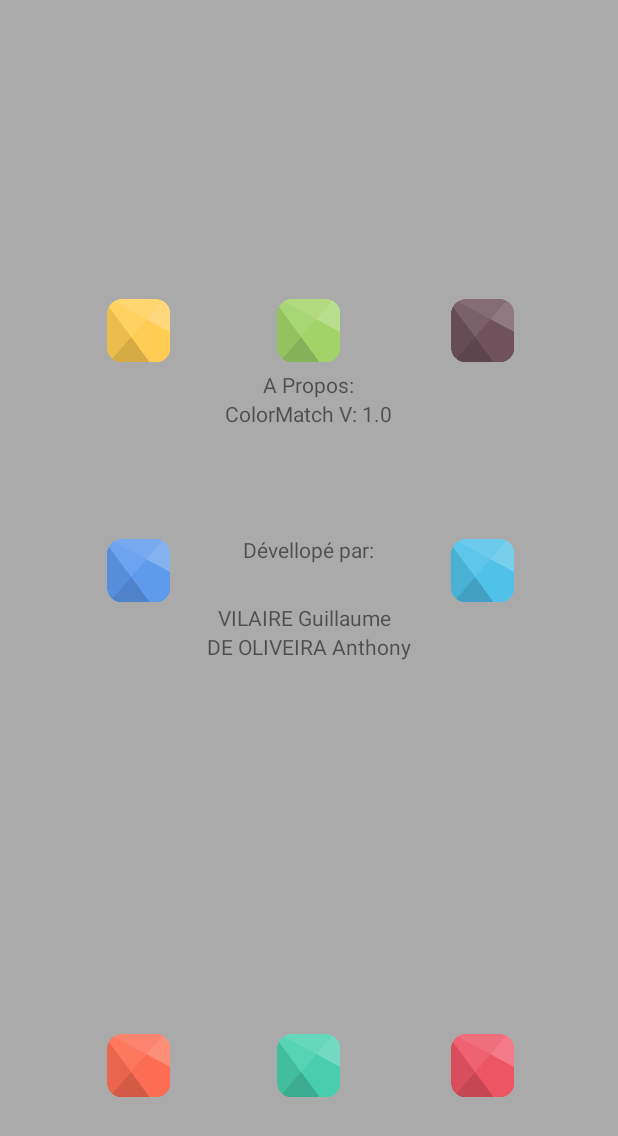
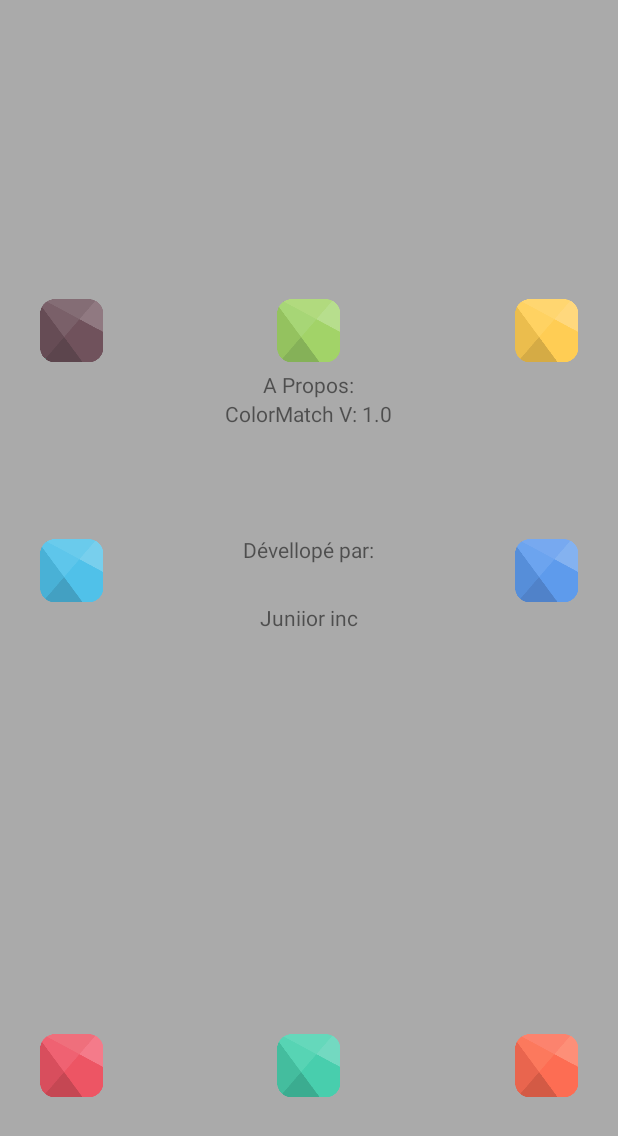
Before and after one commit to Juniior77/ColorMatch, an Android app: the layout popapropos.xml on its own in the app's theme, with its tools: preview values and no code run, on a phone screen of 412 x 824 dp. Shown: the top 1136 px of the screen. Run offline under Robolectric (Android 15) with nearby library versions, the phone set to English and light mode, and no system bars.

Commit message:
Pub + icone + game over revu

```diff
--- a/app/src/main/AndroidManifest.xml
+++ b/app/src/main/AndroidManifest.xml
@@ -2,7 +2,7 @@
 <manifest xmlns:android="http://schemas.android.com/apk/res/android"
     package="pariseight.colormatch"
     android:versionCode="1"
-    android:versionName="1.0">
+    android:versionName="1.0 Alpha">
     <uses-permission android:name="android.permission.INTERNET"/>
     <uses-permission android:name="android.permission.ACCESS_NETWORK_STATE"/>
 
--- a/app/src/main/java/pariseight/colormatch/ColorMatchView.java
+++ b/app/src/main/java/pariseight/colormatch/ColorMatchView.java
@@ -325,7 +325,7 @@ public class ColorMatchView extends SurfaceView implements SurfaceHolder.Callbac
 
     // dessin du gameOver si finTemps ou reste 1 couleur
     private void gameOver(Canvas canvas) {
-        canvas.drawBitmap(gameover, carteLeftAnchor * 7, carteTopAnchor * 4, null);
+        canvas.drawBitmap(gameover, carteLeftAnchor * 3, carteTopAnchor * 4, null);
         score = 0;
         nbCoup = 0;
     }
--- a/app/src/main/res/layout/popapropos.xml
+++ b/app/src/main/res/layout/popapropos.xml
@@ -7,21 +7,14 @@
     android:background="@android:color/darker_gray">
 
     <TextView
-        android:text="VILAIRE Guillaume"
-        android:layout_width="wrap_content"
-        android:layout_height="wrap_content"
-        android:id="@+id/textView4"
-        android:layout_centerVertical="true"
-        android:layout_alignEnd="@+id/textView" />
-
-    <TextView
         android:text="ColorMatch V: 1.0"
         android:layout_width="wrap_content"
         android:layout_height="wrap_content"
         android:id="@+id/textView"
         android:layout_marginBottom="71dp"
         android:layout_above="@+id/textView3"
-        android:layout_centerHorizontal="true" />
+        android:layout_centerHorizontal="true"
+        tools:ignore="HardcodedText" />
 
     <TextView
         android:text="@string/a_propos"
@@ -32,39 +25,23 @@
         android:layout_centerHorizontal="true" />
 
     <TextView
-        android:text="DE OLIVEIRA Anthony"
-        android:layout_width="wrap_content"
-        android:layout_height="wrap_content"
-        android:id="@+id/textView5"
-        android:layout_below="@+id/textView4"
-        android:layout_centerHorizontal="true" />
-
-    <TextView
         android:text="Dévellopé par:"
         android:layout_width="wrap_content"
         android:layout_height="wrap_content"
         android:id="@+id/textView3"
         android:layout_above="@+id/textView4"
         android:layout_centerHorizontal="true"
-        android:layout_marginBottom="26dp" />
-
-    <ImageView
-        android:layout_width="wrap_content"
-        android:layout_height="wrap_content"
-        app:srcCompat="@mipmap/bleu"
-        android:layout_marginEnd="21dp"
-        android:id="@+id/imageView10"
-        android:layout_below="@+id/textView"
-        android:layout_toStartOf="@+id/textView5" />
+        android:layout_marginBottom="26dp"
+        tools:ignore="HardcodedText" />
 
     <ImageView
         android:layout_width="wrap_content"
         android:layout_height="wrap_content"
         app:srcCompat="@mipmap/ciel"
         android:layout_below="@+id/textView"
-        android:layout_toEndOf="@+id/textView5"
         android:layout_marginStart="24dp"
-        android:id="@+id/imageView11" />
+        android:id="@+id/imageView11"
+        tools:ignore="ContentDescription" />
 
     <ImageView
         android:layout_width="wrap_content"
@@ -72,7 +49,8 @@
         app:srcCompat="@mipmap/marron"
         android:layout_alignTop="@+id/imageView12"
         android:layout_alignStart="@+id/imageView11"
-        android:id="@+id/imageView13" />
+        android:id="@+id/imageView13"
+        tools:ignore="ContentDescription" />
 
     <ImageView
         android:layout_width="wrap_content"
@@ -81,7 +59,8 @@
         android:layout_alignParentBottom="true"
         android:layout_alignEnd="@+id/imageView10"
         android:layout_marginBottom="89dp"
-        android:id="@+id/imageView14" />
+        android:id="@+id/imageView14"
+        tools:ignore="ContentDescription" />
 
     <ImageView
         android:layout_width="wrap_content"
@@ -89,7 +68,8 @@
         app:srcCompat="@mipmap/rose"
         android:layout_alignBottom="@+id/imageView14"
         android:layout_alignStart="@+id/imageView11"
-        android:id="@+id/imageView15" />
+        android:id="@+id/imageView15"
+        tools:ignore="ContentDescription" />
 
     <ImageView
         android:layout_width="wrap_content"
@@ -97,7 +77,8 @@
         app:srcCompat="@mipmap/turquoise"
         android:layout_alignTop="@+id/imageView15"
         android:layout_centerHorizontal="true"
-        android:id="@+id/imageView16" />
+        android:id="@+id/imageView16"
+        tools:ignore="ContentDescription" />
 
     <ImageView
         android:layout_width="wrap_content"
@@ -105,7 +86,8 @@
         app:srcCompat="@mipmap/vertclaire"
         android:layout_alignTop="@+id/imageView12"
         android:layout_centerHorizontal="true"
-        android:id="@+id/imageView17" />
+        android:id="@+id/imageView17"
+        tools:ignore="ContentDescription" />
 
     <ImageView
         android:layout_width="wrap_content"
@@ -115,6 +97,26 @@
         android:id="@+id/imageView12"
         android:layout_above="@+id/textView"
         android:layout_alignStart="@+id/imageView10"
-        android:contentDescription="" />
+        android:contentDescription=""
+        tools:ignore="ContentDescription" />
+
+    <ImageView
+        android:layout_width="wrap_content"
+        android:layout_height="wrap_content"
+        app:srcCompat="@mipmap/bleu"
+        android:layout_marginEnd="23dp"
+        android:id="@+id/imageView10"
+        android:layout_below="@+id/textView"
+        android:layout_alignParentEnd="true"
+        tools:ignore="ContentDescription" />
+
+    <TextView
+        android:text="Juniior inc"
+        android:layout_width="wrap_content"
+        android:layout_height="wrap_content"
+        android:id="@+id/textView4"
+        android:layout_centerVertical="true"
+        android:layout_centerHorizontal="true"
+        tools:ignore="HardcodedText" />
 
 </RelativeLayout>
```
Also changed, not shown: app/src/main/res/drawable/gameover.png, app/src/main/res/drawable/icon.png (added), 1 other file.
